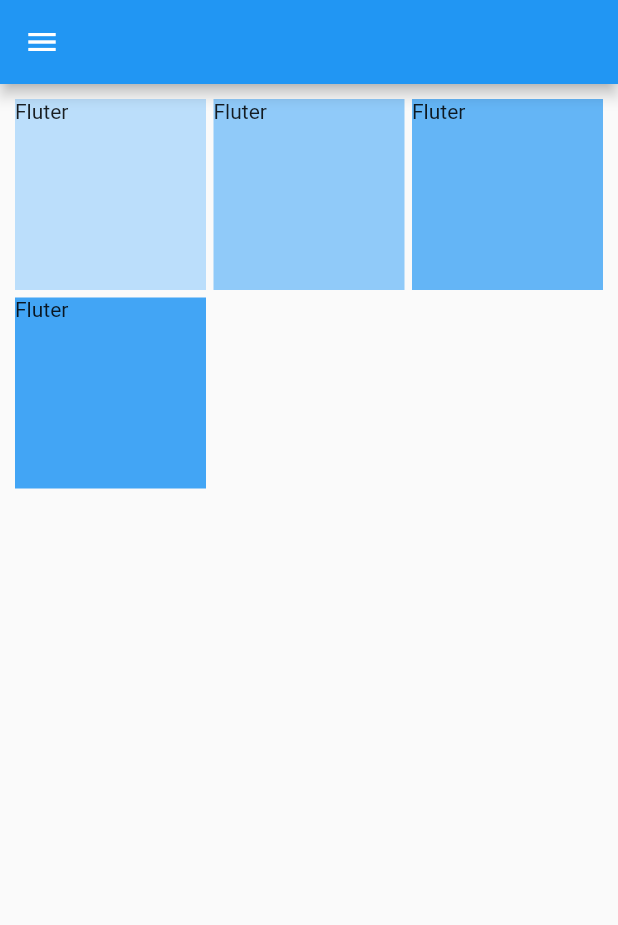
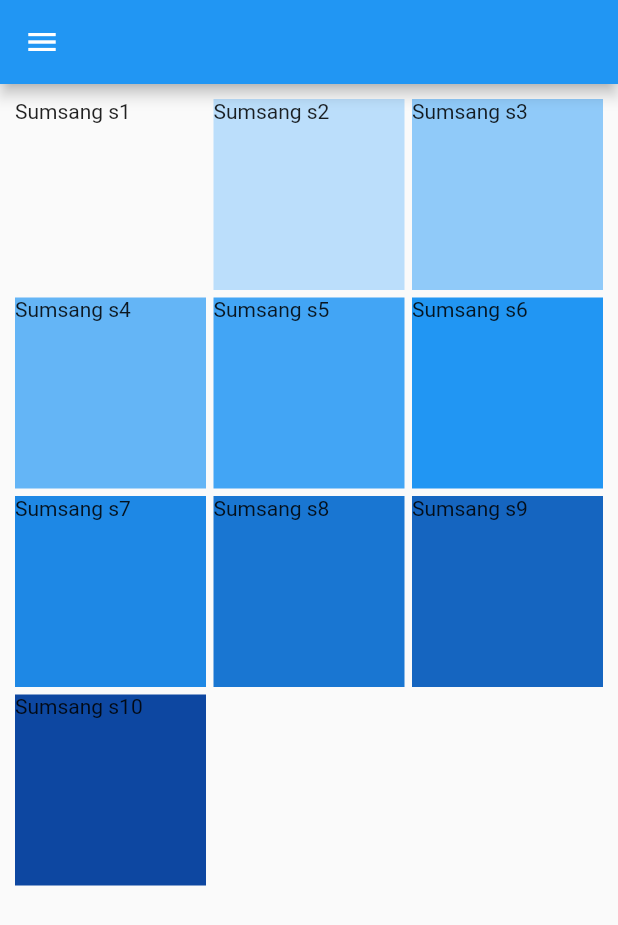
Before and after one commit to wejden7/Flutter_Tutorial, a Flutter app: the screen it shows after launch, on a phone screen of 412 x 824 dp. Shown: the top 925 px of the screen. Run offline on Flutter 3.47's test engine with Material 2 defaults, Android fonts, the phone set to English and light mode, and no system bars.

Commit message:
List.generate

```diff
--- a/lib/NewPage/test.dart
+++ b/lib/NewPage/test.dart
@@ -25,28 +25,12 @@ class _TestState extends State<Test> {
         crossAxisSpacing: 5,
         mainAxisSpacing: 5,
         padding: EdgeInsets.all(10),
-      children: [
-        Container(
-          child: Text("Fluter"),
+        children: List.generate(mobile.length, (i) {
+          return Container(
+            child: Text(mobile[i]["name"]),
             height: 200,
-          color: Colors.blue[100],
-        ),
-        Container(
-          child: Text("Fluter"),
-          height: 200,
-          color: Colors.blue[200],
-        ),
-        Container(
-          child: Text("Fluter"),
-          height: 200,
-          color: Colors.blue[300],
-        ),
-        Container(
-          child: Text("Fluter"),
-          height: 200,
-          color: Colors.blue[400],
-        ),
-      ],
+            color: Colors.blue[i * 100],
           );
+        }));
   }
 }
```
Lines whose indentation alone changed are shown as unchanged.
